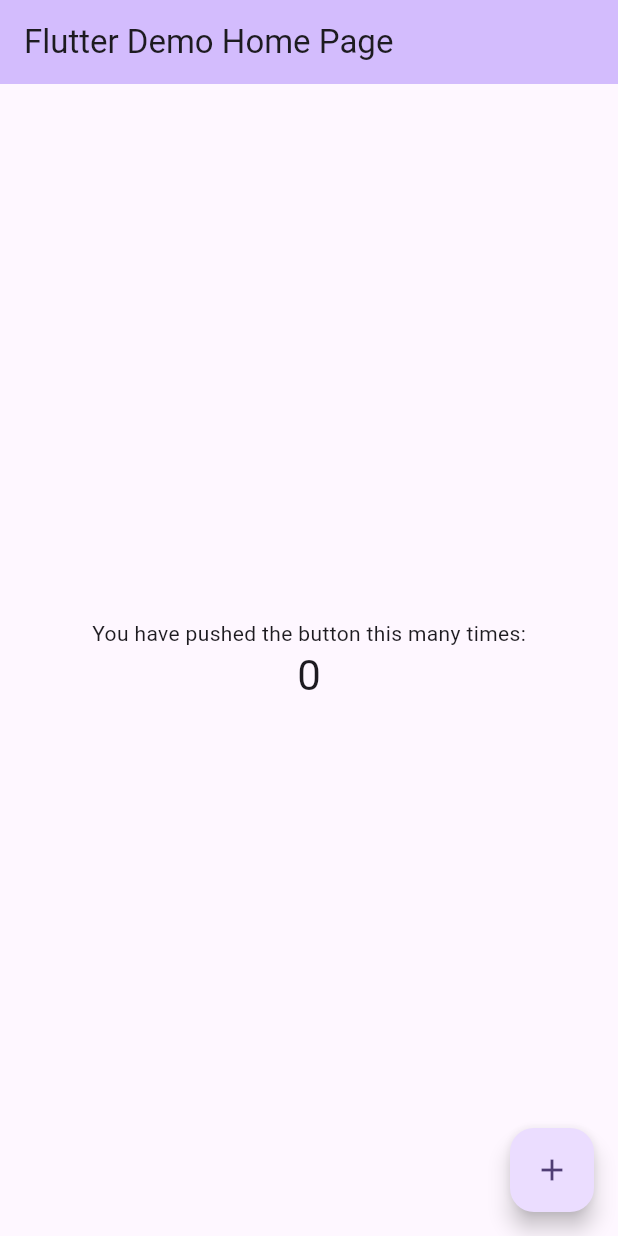
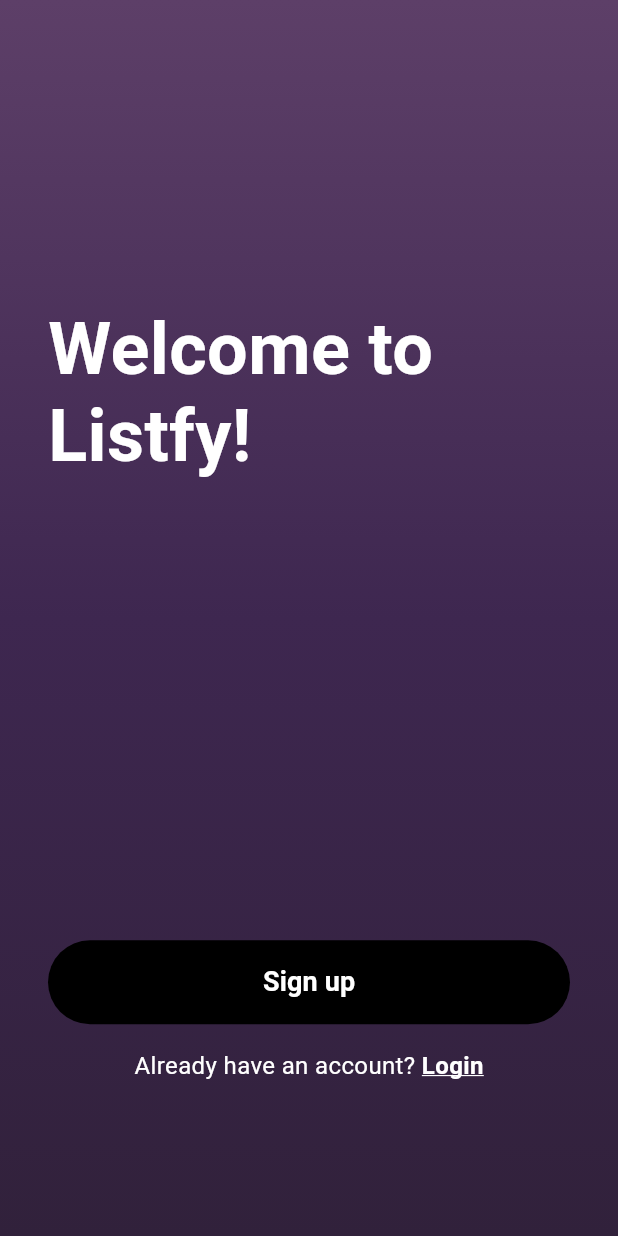
Before and after one commit to DaniloHonda/ListfyApp, a Flutter app: the screen it shows after launch, on a phone screen of 412 x 824 dp. Run offline on Flutter 3.47's test engine with Material 3 defaults, Android fonts, the phone set to English and light mode, and no system bars; our stand-ins replace google_fonts; Roboto replaces fonts that are missing (Chivo).

```diff
--- a/lib/main.dart
+++ b/lib/main.dart
@@ -1,67 +1,131 @@
 import 'package:flutter/material.dart';
+import 'package:google_fonts/google_fonts.dart';
 
-void main() {
-  runApp(const MyApp());
+class WelcomeScreen extends StatelessWidget {
+  const WelcomeScreen({super.key});
+
+  @override
+  Widget build(BuildContext context) {
+    return Scaffold(
+      body: Container(
+        decoration: const BoxDecoration(
+          gradient: LinearGradient(
+            begin: Alignment.topCenter,
+            end: Alignment.bottomCenter,
+            colors: [
+              Color.fromARGB(255, 93, 63, 104),
+              Color.fromARGB(255, 62, 39, 80),
+              Color.fromARGB(255, 49, 33, 59),
+            ],
+          ),
+        ),
+        child: SafeArea(
+          child: Padding(
+            padding: const EdgeInsets.symmetric(horizontal: 32.0),
+            child: Column(
+              children: [
+                const Spacer(flex: 2),
+
+                // Título de boas-vindas
+                SizedBox(
+                  width: double.infinity,
+                  child: Text(
+                    'Welcome to\nListfy!',
+                    textAlign: TextAlign.left,
+                    style: TextStyle(
+                      fontSize: 48,
+                      fontWeight: FontWeight.bold,
+                      color: Colors.white,
+                      height: 1.2,
+                      fontFamily: GoogleFonts.chivo().fontFamily,
+                    ),
+                  ),
+                ),
+
+                const Spacer(flex: 3),
+
+                SizedBox(
+                  width: double.infinity,
+                  height: 56,
+                  child: ElevatedButton(
+                    onPressed: () {
+                    },
+                    style: ElevatedButton.styleFrom(
+                      backgroundColor: Colors.black,
+                      foregroundColor: Colors.white,
+                      shape: RoundedRectangleBorder(
+                        borderRadius: BorderRadius.circular(28),
+                      ),
+                      elevation: 0,
+                    ),
+                    child: Text(
+                      'Sign up',
+                      style: TextStyle(
+                        fontSize: 18,
+                        fontWeight: FontWeight.w600,
+                        fontFamily: GoogleFonts.chivo().fontFamily,
+                      ),
+                    ),
+                  ),
+                ),
+
+                const SizedBox(height: 16),
+
+                Row(
+                  mainAxisAlignment: MainAxisAlignment.center,
+                  children: [
+                    Text(
+                      'Already have an account? ',
+                      style: TextStyle(
+                        color: Colors.white,
+                        fontSize: 16,
+                        fontFamily: GoogleFonts.chivo().fontFamily,
+                      ),
+                    ),
+                    GestureDetector(
+                      onTap: () {
+                      },
+                      child:                       Text(
+                        'Login',
+                        style: TextStyle(
+                          color: Colors.white,
+                          fontSize: 16,
+                          fontWeight: FontWeight.w600,
+                          decoration: TextDecoration.underline,
+                          decorationColor: Colors.white,
+                          fontFamily: GoogleFonts.chivo().fontFamily,
+                        ),
+                      ),
+                    ),
+                  ],
+                ),
+
+                const Spacer(flex: 1),
+              ],
+            ),
+          ),
+        ),
+      ),
+    );
+  }
 }
 
 class MyApp extends StatelessWidget {
   const MyApp({super.key});
 
-  // This widget is the root of your application.
   @override
   Widget build(BuildContext context) {
     return MaterialApp(
-      title: 'Flutter Demo',
+      title: 'Listfy',
       theme: ThemeData(
-        colorScheme: ColorScheme.fromSeed(seedColor: Colors.deepPurple),
+        primarySwatch: Colors.purple,
       ),
-      home: const MyHomePage(title: 'Flutter Demo Home Page'),
+      home: const WelcomeScreen(),
+      debugShowCheckedModeBanner: false,
     );
   }
 }
 
-class MyHomePage extends StatefulWidget {
-  const MyHomePage({super.key, required this.title});
-
-  final String title;
-
-  @override
-  State<MyHomePage> createState() => _MyHomePageState();
+void main() {
+  runApp(const MyApp());
 }
-
-class _MyHomePageState extends State<MyHomePage> {
-  int _counter = 0;
-
-  void _incrementCounter() {
-    setState(() {
-      _counter++;
-    });
-  }
-
-  @override
-  Widget build(BuildContext context) {
-    return Scaffold(
-      appBar: AppBar(
-        backgroundColor: Theme.of(context).colorScheme.inversePrimary,
-        title: Text(widget.title),
-      ),
-      body: Center(
-        child: Column(
-          mainAxisAlignment: MainAxisAlignment.center,
-          children: <Widget>[
-            const Text('You have pushed the button this many times:'),
-            Text(
-              '$_counter',
-              style: Theme.of(context).textTheme.headlineMedium,
-            ),
-          ],
-        ),
-      ),
-      floatingActionButton: FloatingActionButton(
-        onPressed: _incrementCounter,
-        tooltip: 'Increment',
-        child: const Icon(Icons.add),
-      ), // This trailing comma makes auto-formatting nicer for build methods.
-    );
-  }
-}
--- a/pubspec.yaml
+++ b/pubspec.yaml
@@ -34,6 +34,7 @@ dependencies:
   # The following adds the Cupertino Icons font to your application.
   # Use with the CupertinoIcons class for iOS style icons.
   cupertino_icons: ^1.0.8
+  google_fonts: ^6.1.0
 
 dev_dependencies:
   flutter_test:
```
Also changed, not shown: pubspec.lock, 8 other files.
